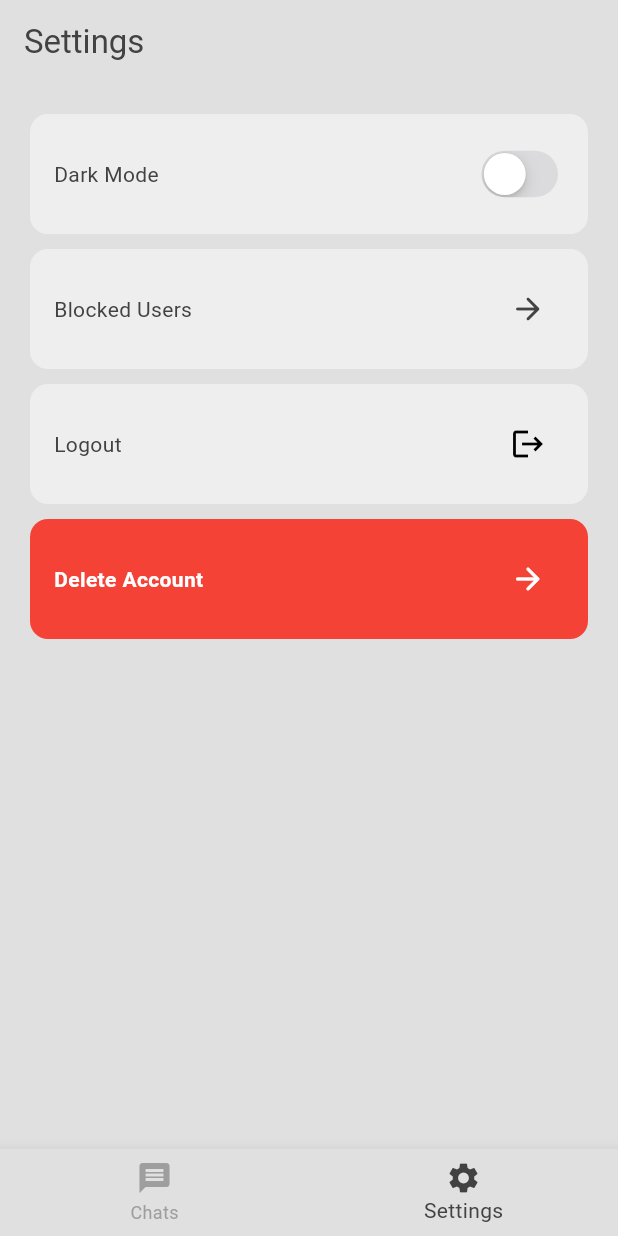
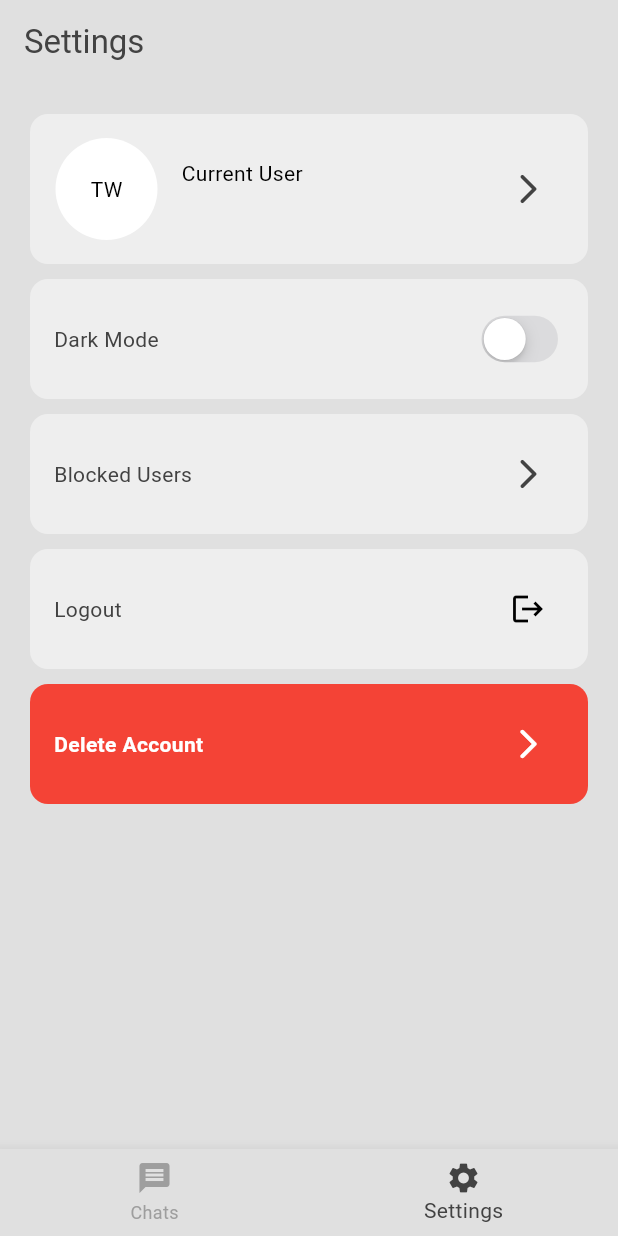
Before and after one commit to Jura17/messenger_app, a Flutter app: the screen it shows once a user with an empty profile is signed in, item 2 of the bottom bar chosen, on a phone screen of 412 x 824 dp. Run offline on Flutter 3.47's test engine with Material 3 defaults, Android fonts, the phone set to English and light mode, and no system bars; our stand-ins replace cloud_firestore, equatable, firebase_auth, firebase_core, firebase_messaging, flutter_bloc and 2 more; accounts and stored records are empty; generated files the repository leaves out were written again.

Commit message:
feat: show user email in settings screen chore: first readme update

```diff
--- a/lib/features/settings/presentation/screens/settings_screen.dart
+++ b/lib/features/settings/presentation/screens/settings_screen.dart
@@ -4,8 +4,10 @@ import 'package:messenger_app/core/theme/theme_cubit.dart';
 
 import 'package:messenger_app/features/auth/bloc/auth_bloc.dart';
 import 'package:messenger_app/features/auth/bloc/auth_event.dart';
+import 'package:messenger_app/features/auth/bloc/auth_state.dart';
 import 'package:messenger_app/features/settings/presentation/screens/blocked_users_screen.dart';
 import 'package:messenger_app/features/settings/presentation/widgets/settings_list_tile.dart';
+import 'package:messenger_app/features/settings/presentation/widgets/user_settings_tile.dart';
 
 import 'package:provider/provider.dart';
 
@@ -14,6 +16,13 @@ class SettingsScreen extends StatelessWidget {
 
   @override
   Widget build(BuildContext context) {
+    final authBlocState = context.read<AuthBloc>().state;
+    String? currentUserEmail;
+
+    if (authBlocState is Authenticated) {
+      currentUserEmail = authBlocState.user.email;
+    }
+
     return Scaffold(
       appBar: AppBar(
         title: Text(
@@ -26,6 +35,8 @@ class SettingsScreen extends StatelessWidget {
         child: Column(
           spacing: 10,
           children: [
+            // Profile image, email address, display name, ...
+            UserSettingsTile(currentUserEmail: currentUserEmail),
             // Dark mode
             SettingsListTile(
               title: "Dark Mode",
@@ -48,7 +59,7 @@ class SettingsScreen extends StatelessWidget {
                   ),
                 ),
                 icon: Icon(
-                  Icons.arrow_forward_rounded,
+                  Icons.arrow_forward_ios_rounded,
                   color: Theme.of(context).colorScheme.inversePrimary,
                 ),
               ),
@@ -68,7 +79,7 @@ class SettingsScreen extends StatelessWidget {
               action: IconButton(
                 onPressed: () => accountDeletionRequest(context),
                 icon: Icon(
-                  Icons.arrow_forward_rounded,
+                  Icons.arrow_forward_ios_rounded,
                   color: Colors.white,
                 ),
               ),
--- /dev/null
+++ b/lib/features/settings/presentation/widgets/user_settings_tile.dart
@@ -0,0 +1,63 @@
+import 'package:flutter/cupertino.dart';
+import 'package:flutter/material.dart';
+
+class UserSettingsTile extends StatelessWidget {
+  const UserSettingsTile({
+    super.key,
+    required this.currentUserEmail,
+  });
+
+  final String? currentUserEmail;
+
+  @override
+  Widget build(BuildContext context) {
+    return GestureDetector(
+      onTap: () {},
+      child: Container(
+        height: 100,
+        decoration: BoxDecoration(
+          borderRadius: BorderRadius.circular(12),
+          color: Theme.of(context).colorScheme.secondary,
+        ),
+        padding: const EdgeInsets.all(16),
+        child: Row(
+          mainAxisAlignment: MainAxisAlignment.spaceBetween,
+          children: [
+            Container(
+              height: double.infinity,
+              width: 70,
+              decoration: BoxDecoration(
+                shape: BoxShape.circle,
+                color: Theme.of(context).colorScheme.tertiary,
+              ),
+              child: Center(child: Text("TW")),
+            ),
+            SizedBox(width: 15),
+            Column(
+              mainAxisSize: MainAxisSize.min,
+              crossAxisAlignment: CrossAxisAlignment.start,
+              children: [
+                Text("Current User"),
+                Text(
+                  currentUserEmail!,
+                  style: TextStyle(
+                    color: Theme.of(context).colorScheme.inversePrimary,
+                    fontWeight: FontWeight.normal,
+                  ),
+                ),
+              ],
+            ),
+            Spacer(),
+            IconButton(
+              onPressed: () {},
+              icon: Icon(
+                Icons.arrow_forward_ios_rounded,
+                color: Theme.of(context).colorScheme.inversePrimary,
+              ),
+            ),
+          ],
+        ),
+      ),
+    );
+  }
+}
```
Also changed, not shown: 1 other file.
